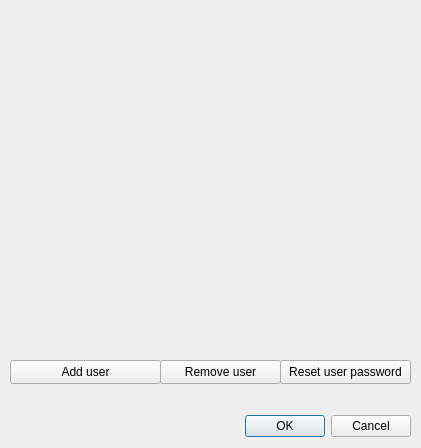
stefanodellosa-personal/WADAS, file wadas/ui/qt/configure_web_interface.ui: the form before one commit.
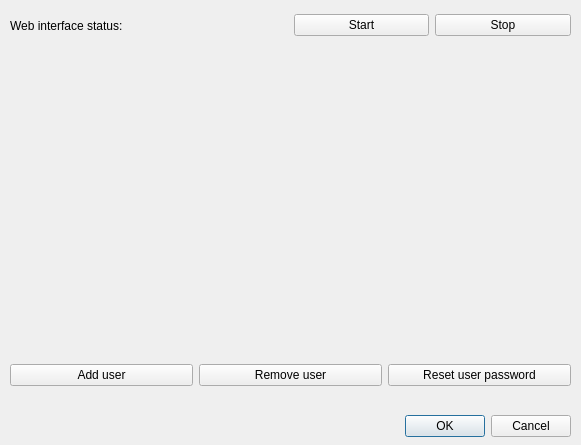
The form after the commit.

Commit message: Introduced web interface start/stop buttons, email and role fields

Patch:
```diff
--- a/wadas/ui/qt/configure_web_interface.ui
+++ b/wadas/ui/qt/configure_web_interface.ui
@@ -6,8 +6,8 @@
    <rect>
     <x>0</x>
     <y>0</y>
-    <width>421</width>
-    <height>448</height>
+    <width>581</width>
+    <height>445</height>
    </rect>
   </property>
   <property name="windowTitle">
@@ -18,7 +18,7 @@
     <rect>
      <x>10</x>
      <y>410</y>
-     <width>401</width>
+     <width>561</width>
      <height>32</height>
     </rect>
    </property>
@@ -36,9 +36,9 @@
    <property name="geometry">
     <rect>
      <x>10</x>
-     <y>10</y>
-     <width>401</width>
-     <height>341</height>
+     <y>50</y>
+     <width>561</width>
+     <height>301</height>
     </rect>
    </property>
    <layout class="QVBoxLayout" name="verticalLayout_users"/>
@@ -48,7 +48,7 @@
     <rect>
      <x>20</x>
      <y>390</y>
-     <width>381</width>
+     <width>551</width>
      <height>16</height>
     </rect>
    </property>
@@ -56,44 +56,78 @@
     <string/>
    </property>
   </widget>
-  <widget class="QPushButton" name="pushButton_add_user">
+  <widget class="QWidget" name="horizontalLayoutWidget">
    <property name="geometry">
     <rect>
      <x>10</x>
-     <y>360</y>
-     <width>151</width>
-     <height>24</height>
+     <y>10</y>
+     <width>561</width>
+     <height>31</height>
     </rect>
    </property>
-   <property name="text">
-    <string>Add user</string>
-   </property>
+   <layout class="QHBoxLayout" name="horizontalLayout_web_int_status">
+    <item>
+     <widget class="QLabel" name="label_2">
+      <property name="text">
+       <string>Web interface status:</string>
+      </property>
+     </widget>
+    </item>
+    <item>
+     <widget class="QLabel" name="label_web_interface_status">
+      <property name="text">
+       <string/>
+      </property>
+     </widget>
+    </item>
+    <item>
+     <widget class="QPushButton" name="pushButton_start_web_interface">
+      <property name="text">
+       <string>Start</string>
+      </property>
+     </widget>
+    </item>
+    <item>
+     <widget class="QPushButton" name="pushButton_stop_web_interface">
+      <property name="text">
+       <string>Stop</string>
+      </property>
+     </widget>
+    </item>
+   </layout>
   </widget>
-  <widget class="QPushButton" name="pushButton_remove_user">
+  <widget class="QWidget" name="horizontalLayoutWidget_2">
    <property name="geometry">
     <rect>
-     <x>160</x>
+     <x>10</x>
      <y>360</y>
-     <width>121</width>
-     <height>24</height>
+     <width>561</width>
+     <height>31</height>
     </rect>
    </property>
-   <property name="text">
-    <string>Remove user</string>
-   </property>
-  </widget>
-  <widget class="QPushButton" name="pushButton_reset_password">
-   <property name="geometry">
-    <rect>
-     <x>280</x>
-     <y>360</y>
-     <width>131</width>
-     <height>24</height>
-    </rect>
-   </property>
-   <property name="text">
-    <string>Reset user password</string>
-   </property>
+   <layout class="QHBoxLayout" name="horizontalLayout">
+    <item>
+     <widget class="QPushButton" name="pushButton_add_user">
+      <property name="text">
+       <string>Add user</string>
+      </property>
+     </widget>
+    </item>
+    <item>
+     <widget class="QPushButton" name="pushButton_remove_user">
+      <property name="text">
+       <string>Remove user</string>
+      </property>
+     </widget>
+    </item>
+    <item>
+     <widget class="QPushButton" name="pushButton_reset_password">
+      <property name="text">
+       <string>Reset user password</string>
+      </property>
+     </widget>
+    </item>
+   </layout>
   </widget>
  </widget>
  <resources/>
```
The commit also changes 2 other files.
